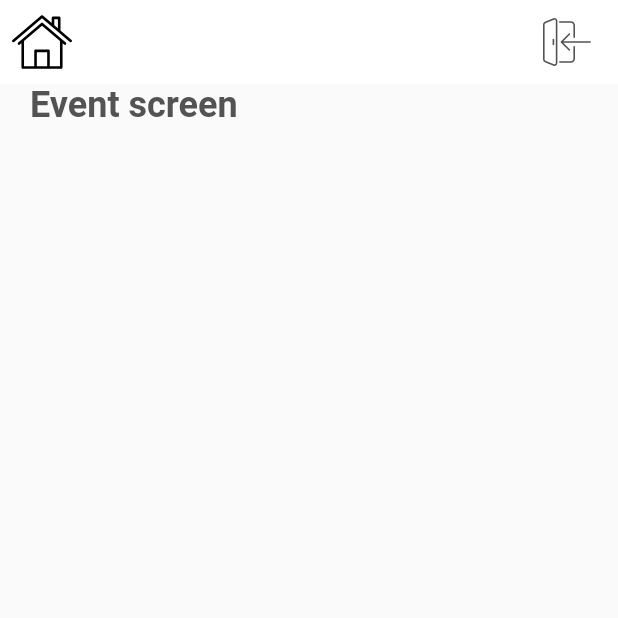
After one commit to ebarea1981/my_events, a Flutter app: the EventsScreen screen opened by its route, on a phone screen of 412 x 824 dp, the top half of it. The commit adds this screen. Run offline on Flutter 3.47's test engine with Material 2 defaults, Android fonts, the phone set to English and light mode, and no system bars; our stand-ins replace flutter_svg; project files that could hold a hidden picture were left out.

Commit message:
[ADD] Configurando rutas. Se agrega una para los eventos.

```diff
--- a/lib/main.dart
+++ b/lib/main.dart
@@ -1,6 +1,7 @@
 import 'package:flutter/material.dart';
 import 'package:shop_app/constants.dart';
 import 'package:shop_app/screens/home/home_screen.dart';
+import 'package:shop_app/screens/events/events_screen.dart';
 
 void main() {
   runApp(MyApp());
@@ -17,7 +18,12 @@ class MyApp extends StatelessWidget {
         textTheme: Theme.of(context).textTheme.apply(bodyColor: kTextColor),
         visualDensity: VisualDensity.adaptivePlatformDensity,
       ),
-      home: HomeScreen(),
+      // home: HomeScreen(),
+      initialRoute: '/',
+      routes: {
+        '/': (context) => HomeScreen(),
+        '/events': (context) => EventsScreen(),
+      },
     );
   }
 }
--- /dev/null
+++ b/lib/screens/events/body_events.dart
@@ -0,0 +1,23 @@
+import 'package:flutter/material.dart';
+import 'package:shop_app/constants.dart';
+
+class BodyEvents extends StatelessWidget {
+  @override
+  Widget build(BuildContext context) {
+    return Column(
+      crossAxisAlignment: CrossAxisAlignment.start,
+      children: <Widget>[
+        Padding(
+          padding: const EdgeInsets.symmetric(horizontal: kDefaultPaddin),
+          child: Text(
+            "Event screen",
+            style: Theme.of(context)
+                .textTheme
+                .headline5
+                .copyWith(fontWeight: FontWeight.bold),
+          ),
+        ),
+      ],
+    );
+  }
+}
--- /dev/null
+++ b/lib/screens/events/events_screen.dart
@@ -0,0 +1,39 @@
+import 'package:flutter/material.dart';
+import 'package:flutter_svg/svg.dart';
+import 'package:shop_app/constants.dart';
+
+import 'body_events.dart';
+
+class EventsScreen extends StatelessWidget {
+  @override
+  Widget build(BuildContext context) {
+    return Scaffold(
+      appBar: buildAppBar(context),
+      body: BodyEvents(),
+    );
+  }
+
+  AppBar buildAppBar(BuildContext context) {
+    return AppBar(
+      backgroundColor: Colors.white,
+      elevation: 0,
+      leading: IconButton(
+        icon: SvgPicture.asset("assets/icons/casa.svg"),
+        onPressed: () {
+          Navigator.pop(context);
+        },
+      ),
+      actions: <Widget>[
+        IconButton(
+          icon: SvgPicture.asset(
+            "assets/icons/cart.svg",
+            // By default our  icon color is white
+            color: kTextColor,
+          ),
+          onPressed: () {},
+        ),
+        SizedBox(width: kDefaultPaddin / 2)
+      ],
+    );
+  }
+}
```
